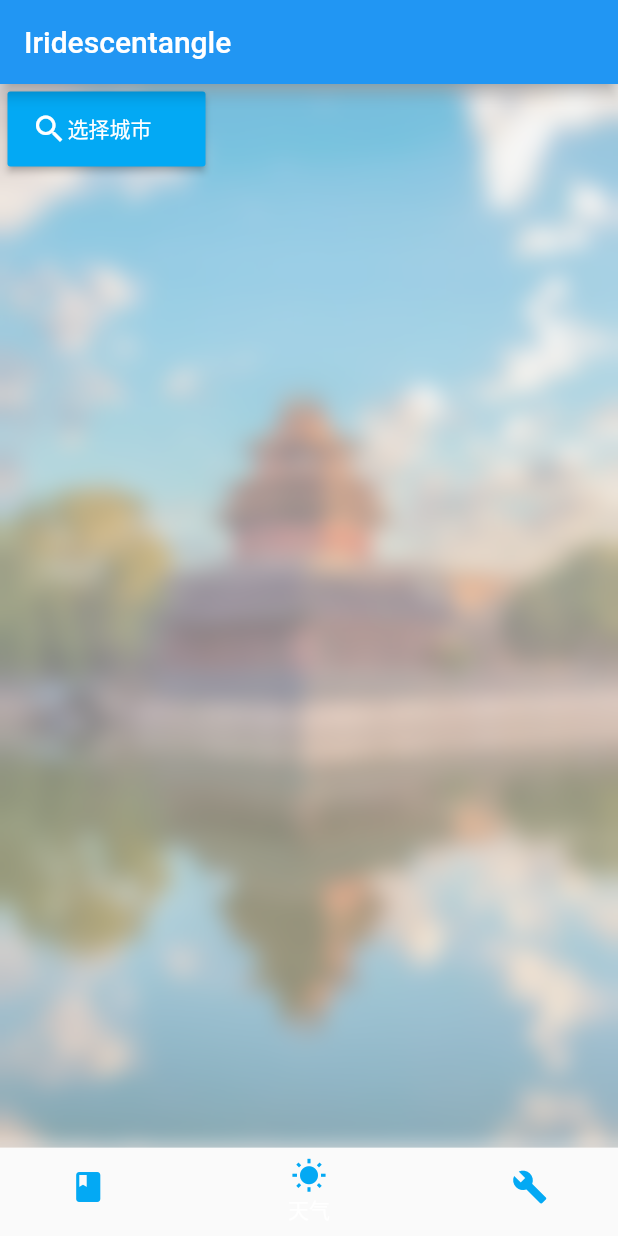
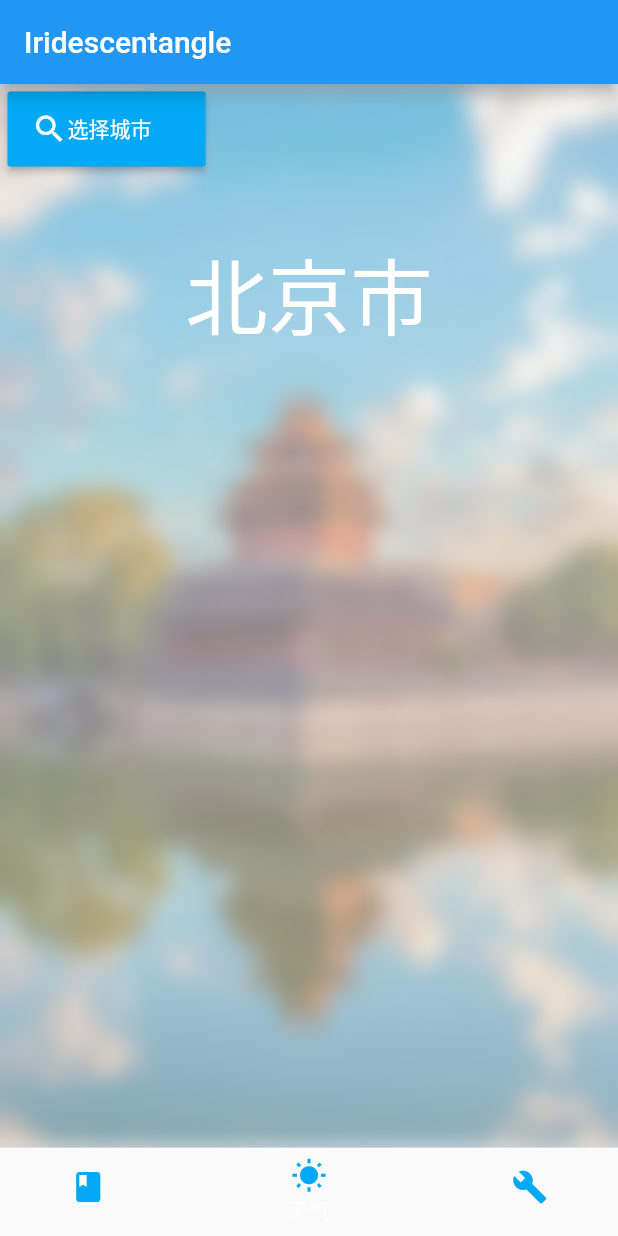
Before and after one commit to Iridescentangle/FluDroid, a Flutter app: the screen it shows after launch, item 2 of the bottom bar chosen, on a phone screen of 412 x 824 dp. Run offline on Flutter 3.47's test engine with Material 2 defaults, Android fonts, the phone set to English and light mode, and no system bars; missing offline and left inert: common_utils, flukit, lpinyin, sky_engine; network calls fail.

Commit message:
add city-name to WeatherPage

```diff
--- a/lib/weather_page.dart
+++ b/lib/weather_page.dart
@@ -85,8 +85,24 @@ class _WeatherPageState extends State<WeatherPage> {
                     ),
                   ),
                 ),
+          Row(
+            mainAxisAlignment: MainAxisAlignment.center,
+            children: <Widget>[
+              Column(
+              crossAxisAlignment: CrossAxisAlignment.center,
+              children: <Widget>[
+                Container(
+                  height: 130.0,
+                  alignment: Alignment.bottomCenter,
+                  margin: EdgeInsets.all(50.0),
+                  child:  Text('$city',style: TextStyle(color: Colors.white,fontSize: 55.0),),
+                ),
 
-            ]
+              ],
+            ),
+            ],
+          ),
+      ]
 
 
     );
```
